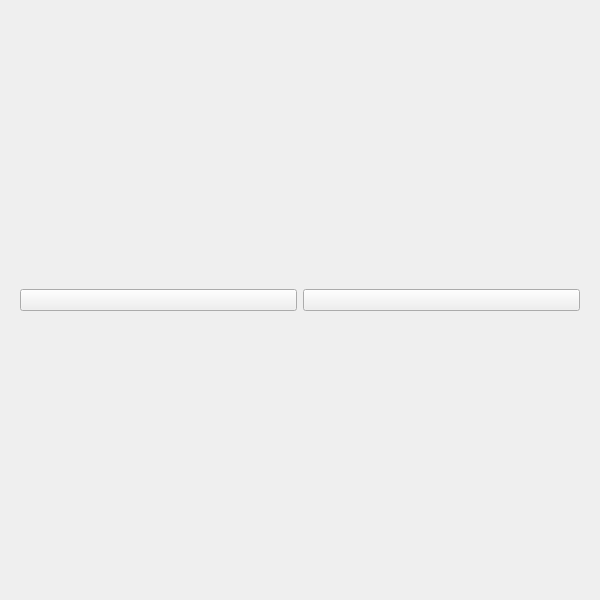
Before: the Qt Designer form Project/QT/game_board.ui in onisimm/Cookie-Byte-10LF323, drawn with Qt 5.
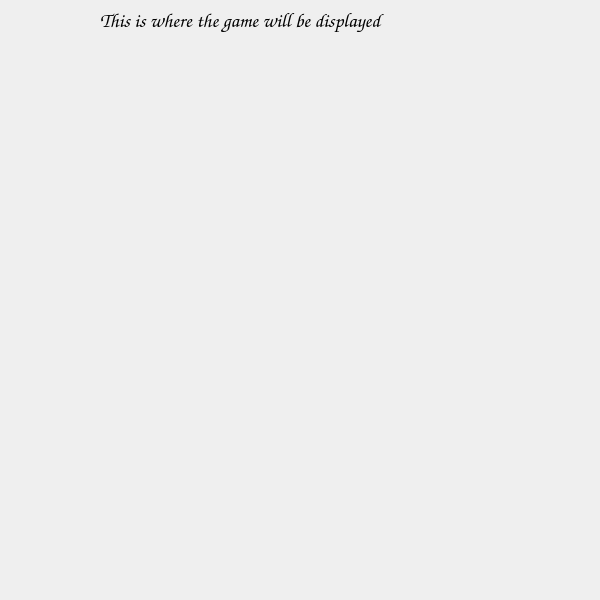
After: the same form once the commit is applied.

What changed in the file:
```diff
--- a/Project/QT/game_board.ui
+++ b/Project/QT/game_board.ui
@@ -16,30 +16,38 @@
   <widget class="QWidget" name="gameBoardWidget">
    <property name="geometry">
     <rect>
-     <x>20</x>
-     <y>20</y>
-     <width>560</width>
-     <height>560</height>
+     <x>140</x>
+     <y>50</y>
+     <width>291</width>
+     <height>291</height>
     </rect>
    </property>
-   <layout class="QGridLayout" name="gridLayout">
-    <item row="0" column="0">
-     <widget class="QPushButton" name="square_0_0">
-      <property name="text">
-       <string></string>
-      </property>
-     </widget>
-    </item>
-    <!-- Repeat the above QPushButton for each square in your game board -->
-    <item row="0" column="1">
-     <widget class="QPushButton" name="square_0_1">
-      <property name="text">
-       <string></string>
-      </property>
-     </widget>
-    </item>
-    <!-- Continue repeating for the entire grid -->
-   </layout>
+   <layout class="QGridLayout" name="gridLayout"/>
+  </widget>
+  <widget class="QLabel" name="label">
+   <property name="geometry">
+    <rect>
+     <x>100</x>
+     <y>0</y>
+     <width>381</width>
+     <height>41</height>
+    </rect>
+   </property>
+   <property name="sizePolicy">
+    <sizepolicy hsizetype="Minimum" vsizetype="Minimum">
+     <horstretch>0</horstretch>
+     <verstretch>0</verstretch>
+    </sizepolicy>
+   </property>
+   <property name="font">
+    <font>
+     <family>Comic Sans MS</family>
+     <pointsize>15</pointsize>
+    </font>
+   </property>
+   <property name="text">
+    <string>This is where the game will be displayed</string>
+   </property>
   </widget>
  </widget>
  <resources/>
```
Left out of the diff: 2 changed lines with no effect on the pictures.
